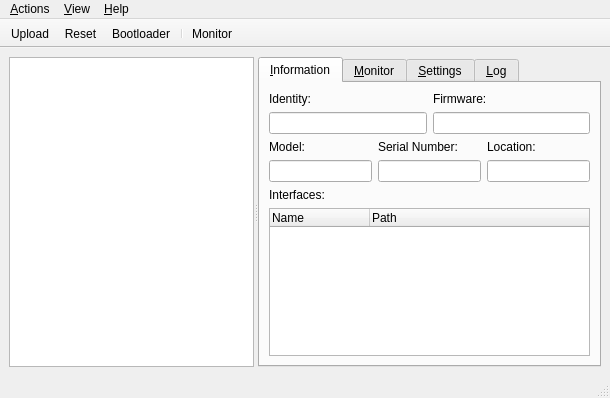
Old version of the form tyqt/main_window.ui in the repository Koromix/tytools.
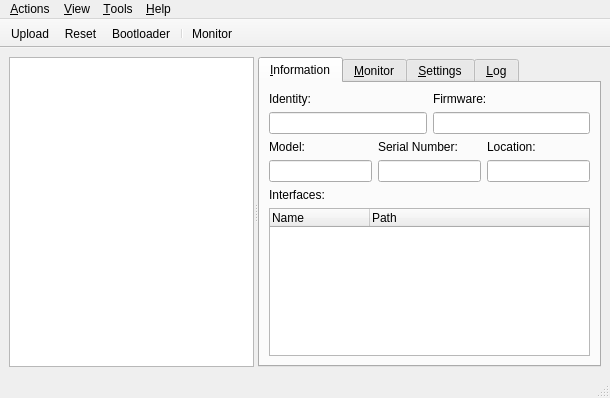
New version of the form. Icons and pictures are not drawn.

Commit message: Expose TyQt reset/clear in 'Tools' menu

The edit to the form file:
```diff
--- a/tyqt/main_window.ui
+++ b/tyqt/main_window.ui
@@ -479,8 +479,16 @@
     <addaction name="actionClearMonitor"/>
     <addaction name="actionAttachMonitor"/>
    </widget>
+   <widget class="QMenu" name="menuTools">
+    <property name="title">
+     <string>&amp;Tools</string>
+    </property>
+    <addaction name="actionResetApp"/>
+    <addaction name="actionResetSettingsApp"/>
+   </widget>
    <addaction name="menuFile"/>
    <addaction name="menuView"/>
+   <addaction name="menuTools"/>
    <addaction name="menuHelp"/>
   </widget>
   <widget class="QStatusBar" name="statusbar">
```
Left out of the diff: 13 changed lines with no effect on the pictures. The commit also changes 4 other files.
